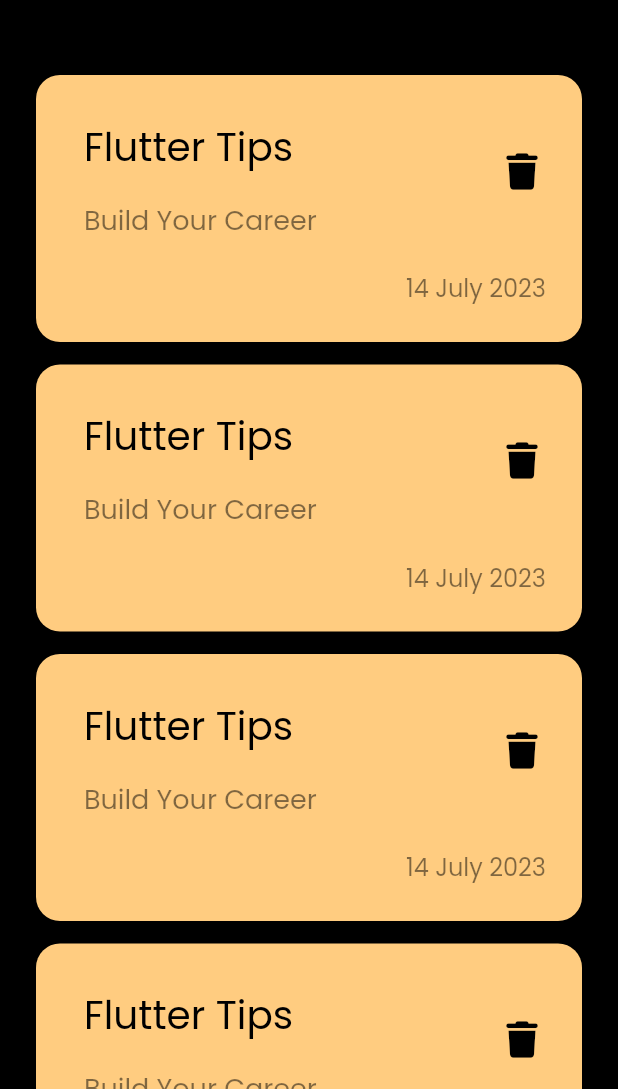
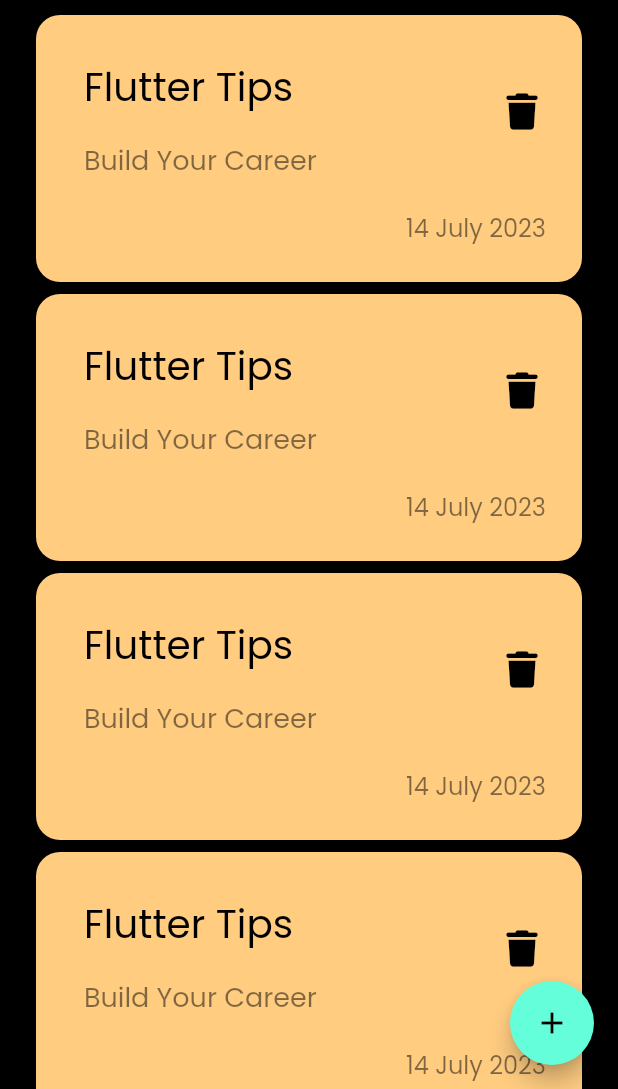
Before and after one commit to Kerolos163/Note_App, a Flutter app: the screen it shows after launch, on a phone screen of 412 x 824 dp, the part 147-1236 px from its top. Run offline on Flutter 3.47's test engine with Material 2 defaults, Android fonts, the phone set to English and light mode, and no system bars; our stand-ins replace font_awesome_flutter.

Commit message:
Add Floating Button

```diff
--- a/lib/Views/Notes_Views.dart
+++ b/lib/Views/Notes_Views.dart
@@ -8,8 +8,12 @@ class Notes_View extends StatelessWidget {
 
   @override
   Widget build(BuildContext context) {
-    return const Scaffold(
-      body: Notes_View_Body(),
+    return Scaffold(
+      floatingActionButton: FloatingActionButton(
+        onPressed: () {},
+        child: const Icon(Icons.add),
+      ),
+      body: const Notes_View_Body(),
     );
   }
 }
--- a/lib/Views/widget/Custom_AppBar.dart
+++ b/lib/Views/widget/Custom_AppBar.dart
@@ -8,7 +8,7 @@ class CustomAppBar extends StatelessWidget {
   @override
   Widget build(BuildContext context) {
     return Padding(
-      padding: const EdgeInsets.symmetric(vertical: 50),
+      padding: const EdgeInsets.only(top: 50,bottom: 10),
       child: Row(
         mainAxisAlignment: MainAxisAlignment.spaceBetween,
         children: const [
--- a/lib/Views/widget/ListView_Card.dart
+++ b/lib/Views/widget/ListView_Card.dart
@@ -9,12 +9,13 @@ class ListViewCArd extends StatelessWidget {
   Widget build(BuildContext context) {
     return Expanded(
       child: ListView.separated(
+        padding: EdgeInsets.zero,
         physics: const AlwaysScrollableScrollPhysics(
             parent: BouncingScrollPhysics()),
         shrinkWrap: true,
         itemBuilder: (context, index) => const NoteCard(),
         separatorBuilder: (context, index) => const SizedBox(
-          height: 15,
+          height: 8,
         ),
         itemCount: 10,
       ),
```
